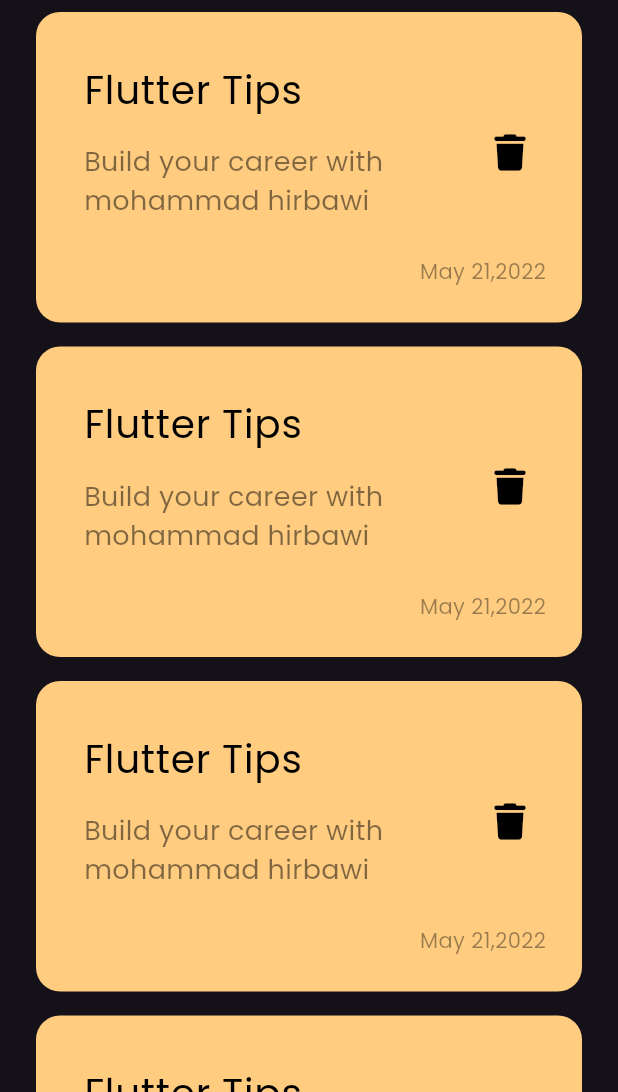
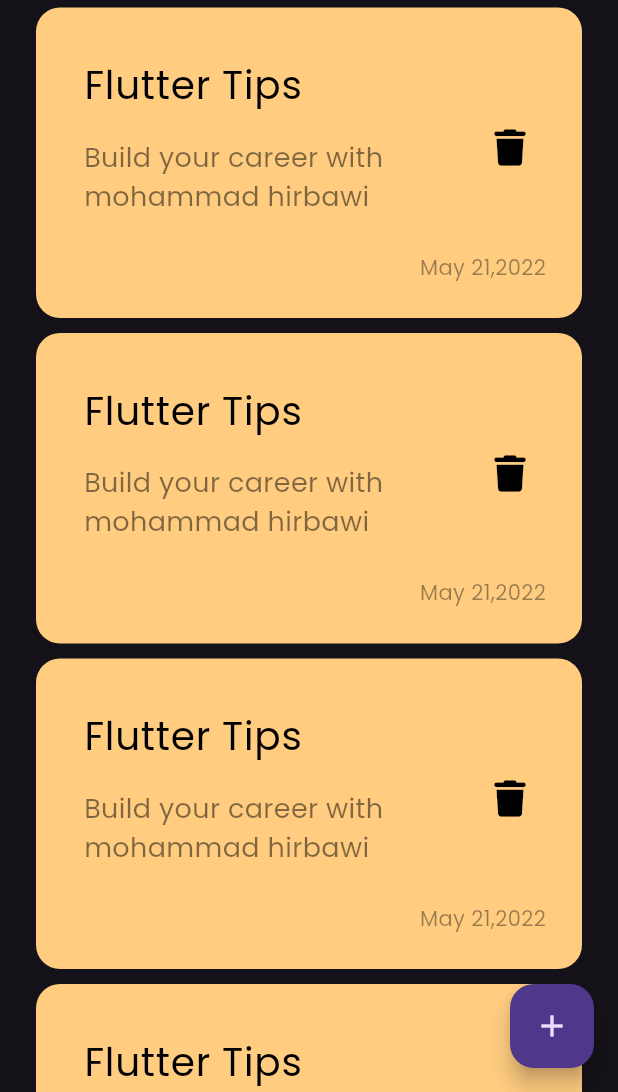
Before and after one commit to mohammadhirbawi/notes_app, a Flutter app: the screen it shows after launch, on a phone screen of 412 x 824 dp, the part 144-1236 px from its top. Run offline on Flutter 3.47's test engine with Material 3 defaults, Android fonts, the phone set to English and light mode, and no system bars; our stand-ins replace font_awesome_flutter.

Commit message:
add floating action button

```diff
--- a/lib/views/notes_view.dart
+++ b/lib/views/notes_view.dart
@@ -6,8 +6,12 @@ class NotesView extends StatelessWidget {
 
   @override
   Widget build(BuildContext context) {
-    return const Scaffold(
-      body: NotesViewBody(),
+    return Scaffold(
+      floatingActionButton: FloatingActionButton(
+        onPressed: () {},
+        child: const Icon(Icons.add),
+      ),
+      body: const NotesViewBody(),
     );
   }
 }
--- a/lib/views/widgets/notes_list_view.dart
+++ b/lib/views/widgets/notes_list_view.dart
@@ -3,12 +3,12 @@ import 'package:notes_app/views/widgets/custom_note_item.dart';
 
 class NotesListView extends StatelessWidget {
   const NotesListView({super.key});
-
+  final data = const [];
   @override
   Widget build(BuildContext context) {
     return ListView.builder(itemBuilder: (context, index) {
       return const Padding(
-        padding: EdgeInsets.symmetric(vertical: 8.0),
+        padding: EdgeInsets.symmetric(vertical: 5),
         child: NotesItem(),
       );
     });
```
